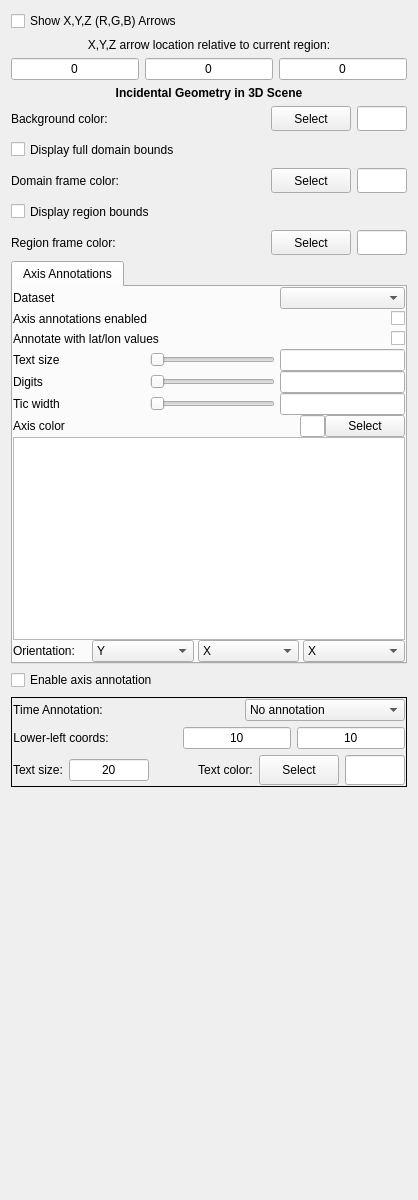
Qt form apps/vaporgui/vizFeaturesTab.ui (StasJ/vapor-formatted) before a commit.
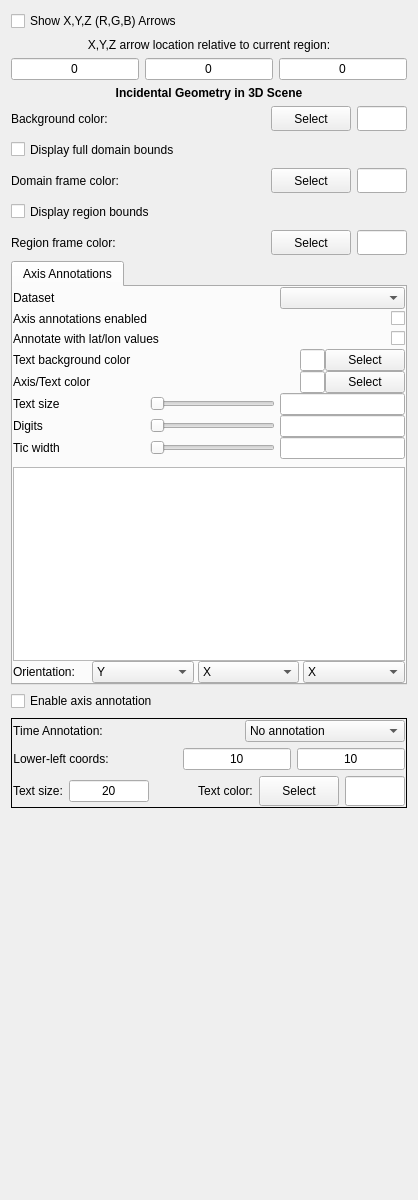
The same form after that commit.

Patch:
```diff
--- a/apps/vaporgui/vizFeaturesTab.ui
+++ b/apps/vaporgui/vizFeaturesTab.ui
@@ -596,6 +596,100 @@
            </item>
           </layout>
          </item>
+         <item>
+          <layout class="QHBoxLayout" name="horizontalLayout_4">
+           <property name="spacing">
+            <number>0</number>
+           </property>
+           <property name="topMargin">
+            <number>0</number>
+           </property>
+           <item>
+            <widget class="QLabel" name="label_9">
+             <property name="text">
+              <string>Text background color</string>
+             </property>
+            </widget>
+           </item>
+           <item>
+            <spacer name="horizontalSpacer_8">
+             <property name="orientation">
+              <enum>Qt::Horizontal</enum>
+             </property>
+             <property name="sizeHint" stdset="0">
+              <size>
+               <width>40</width>
+               <height>20</height>
+              </size>
+             </property>
+            </spacer>
+           </item>
+           <item>
+            <widget class="QLineEdit" name="axisTextBackgroundEdit">
+             <property name="maximumSize">
+              <size>
+               <width>25</width>
+               <height>16777215</height>
+              </size>
+             </property>
+            </widget>
+           </item>
+           <item>
+            <widget class="QPushButton" name="axisTextBackgroundButton">
+             <property name="text">
+              <string>Select</string>
+             </property>
+            </widget>
+           </item>
+          </layout>
+         </item>
+         <item>
+          <layout class="QHBoxLayout" name="horizontalLayout_6">
+           <property name="spacing">
+            <number>0</number>
+           </property>
+           <property name="topMargin">
+            <number>0</number>
+           </property>
+           <item>
+            <widget class="QLabel" name="label_3">
+             <property name="text">
+              <string>Axis/Text color</string>
+             </property>
+            </widget>
+           </item>
+           <item>
+            <spacer name="horizontalSpacer_3">
+             <property name="orientation">
+              <enum>Qt::Horizontal</enum>
+             </property>
+             <property name="sizeHint" stdset="0">
+              <size>
+               <width>40</width>
+               <height>20</height>
+              </size>
+             </property>
+            </spacer>
+           </item>
+           <item>
+            <widget class="QLineEdit" name="axisColorEdit">
+             <property name="maximumSize">
+              <size>
+               <width>25</width>
+               <height>16777215</height>
+              </size>
+             </property>
+            </widget>
+           </item>
+           <item>
+            <widget class="QPushButton" name="axisColorButton">
+             <property name="text">
+              <string>Select</string>
+             </property>
+            </widget>
+           </item>
+          </layout>
+         </item>
          <item>
           <layout class="QHBoxLayout" name="horizontalLayout_9">
            <property name="spacing">
@@ -746,6 +840,9 @@
            <property name="topMargin">
             <number>0</number>
            </property>
+           <property name="bottomMargin">
+            <number>8</number>
+           </property>
            <item>
             <widget class="QLabel" name="label_6">
              <property name="text">
@@ -809,53 +906,6 @@
            </item>
           </layout>
          </item>
-         <item>
-          <layout class="QHBoxLayout" name="horizontalLayout_6">
-           <property name="spacing">
-            <number>0</number>
-           </property>
-           <property name="topMargin">
-            <number>0</number>
-           </property>
-           <item>
-            <widget class="QLabel" name="label_3">
-             <property name="text">
-              <string>Axis color</string>
-             </property>
-            </widget>
-           </item>
-           <item>
-            <spacer name="horizontalSpacer_3">
-             <property name="orientation">
-              <enum>Qt::Horizontal</enum>
-             </property>
-             <property name="sizeHint" stdset="0">
-              <size>
-               <width>40</width>
-               <height>20</height>
-              </size>
-             </property>
-            </spacer>
-           </item>
-           <item>
-            <widget class="QLineEdit" name="axisColorEdit">
-             <property name="maximumSize">
-              <size>
-               <width>25</width>
-               <height>16777215</height>
-              </size>
-             </property>
-            </widget>
-           </item>
-           <item>
-            <widget class="QPushButton" name="axisColorButton">
-             <property name="text">
-              <string>Select</string>
-             </property>
-            </widget>
-           </item>
-          </layout>
-         </item>
          <item>
           <widget class="QTableWidget" name="axisAnnotationTable"/>
          </item>
```
Left out of the diff: 2 changed lines with no effect on the pictures.
